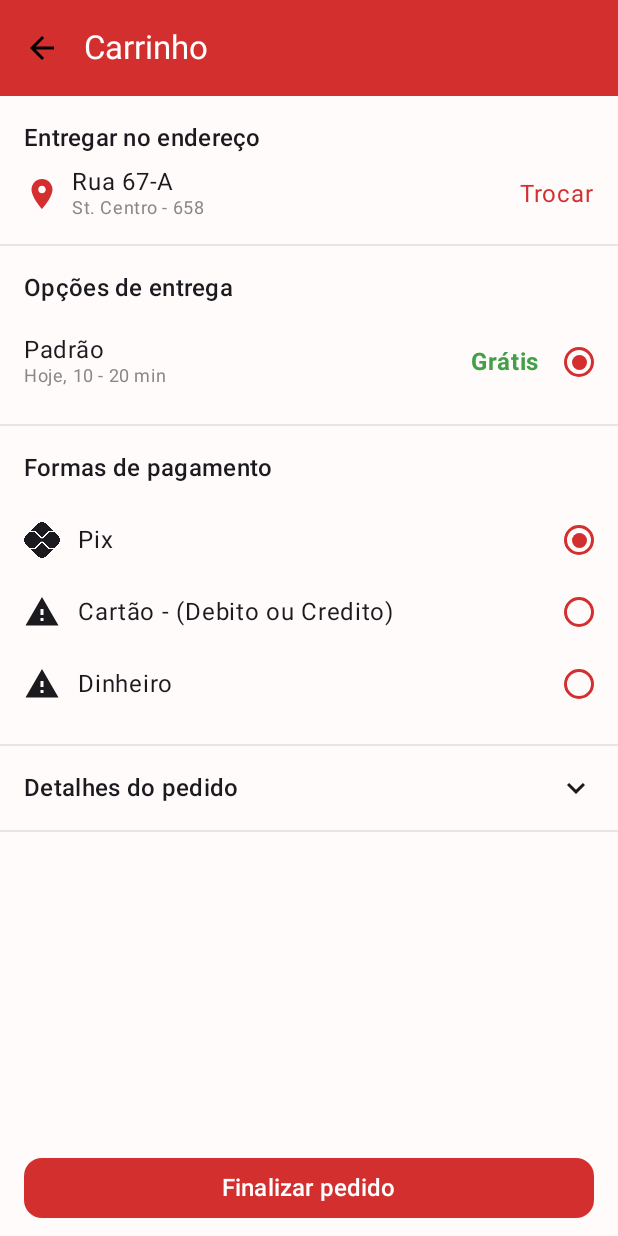
After one commit to lucasfreitaas/Ivalid_App, an Android app built with Jetpack Compose: the CheckoutScreen screen opened through its navigation route, on a phone screen of 412 x 824 dp. The commit adds this screen. Run offline under Robolectric (Android 15) with nearby library versions, the phone set to English and light mode, and no system bars; our stand-ins replace Firebase (no records; nobody signed in at launch, a user with empty details on screens opened directly).

Commit message:
Implementação da tela onde será escolhido o endereço de entrega, condição de pagamento, e também onde é informado os detalhes do pedido, com todos os itens e suas determinadas quantidades.

```diff
--- a/app/src/main/java/com/example/ivalid_compose/MainActivity.kt
+++ b/app/src/main/java/com/example/ivalid_compose/MainActivity.kt
@@ -12,6 +12,8 @@ import androidx.navigation.compose.rememberNavController
 import androidx.navigation.navArgument
 import com.example.ivalid_compose.ui.cart.CartScreen
 import com.example.ivalid_compose.ui.cart.CartViewModel
+import com.example.ivalid_compose.ui.checkout.CheckoutScreen
+import com.example.ivalid_compose.ui.checkout.CheckoutViewModel
 import com.example.ivalid_compose.ui.home.HomeScreen
 import com.example.ivalid_compose.ui.home.HomeViewModel
 import com.example.ivalid_compose.ui.login.LoginScreen
@@ -100,7 +102,23 @@ fun AppNavHost() {
                     cartViewModel = cartVm,
                     onBack = { nav.popBackStack() },
                     onCheckout = {
-                        // TODO: implemente o fluxo de checkout
+                        nav.navigate("checkout")
+                    }
+                )
+            }
+
+            composable("checkout"){
+                val vm: CheckoutViewModel = viewModel()
+                CheckoutScreen(
+                    viewModel = vm,
+                    cartViewModel = cartVm,
+                    onFinalizarPedido = {
+                        vm.finalizarPedido()
+                    },
+                    onTrocarEndereco = {
+                    },
+                    onBack = {
+                        nav.popBackStack()
                     }
                 )
             }
--- /dev/null
+++ b/app/src/main/java/com/example/ivalid_compose/ui/checkout/CheckoutScreen.kt
@@ -0,0 +1,346 @@
+package com.example.ivalid_compose.ui.checkout
+
+import android.R.attr.navigationIcon
+import android.annotation.SuppressLint
+import androidx.compose.animation.AnimatedVisibility
+import androidx.compose.foundation.background
+import androidx.compose.foundation.border
+import androidx.compose.foundation.clickable
+import androidx.compose.foundation.layout.*
+import androidx.compose.foundation.layout.Arrangement
+import androidx.compose.foundation.shape.RoundedCornerShape
+import androidx.compose.material.icons.Icons
+import androidx.compose.material.icons.automirrored.filled.ArrowBack
+import androidx.compose.material.icons.filled.ExpandLess
+import androidx.compose.material.icons.filled.ExpandMore
+import androidx.compose.material.icons.filled.LocationOn
+import androidx.compose.material.icons.filled.Warning
+import androidx.compose.material3.*
+import androidx.compose.runtime.Composable
+import androidx.compose.ui.Alignment
+import androidx.compose.ui.Modifier
+import androidx.compose.ui.draw.clip
+import androidx.compose.ui.graphics.Color
+import androidx.compose.ui.layout.ModifierLocalBeyondBoundsLayout
+import androidx.compose.ui.res.fontResource
+import androidx.compose.ui.res.painterResource
+import androidx.compose.ui.text.font.FontWeight
+import androidx.compose.ui.tooling.preview.Preview
+import androidx.compose.ui.unit.dp
+import androidx.lifecycle.viewmodel.compose.viewModel
+import androidx.lifecycle.viewmodel.initializer
+import androidx.lifecycle.viewmodel.viewModelFactory
+import com.example.ivalid_compose.ui.theme.AppTheme
+import com.example.ivalid_compose.ui.theme.GreenAccent
+import com.example.ivalid_compose.ui.theme.RedPrimary
+import com.example.ivalid_compose.R
+import com.example.ivalid_compose.ui.cart.CartViewModel
+
+// Cores utilizadas no modelo do seu app (simulação)
+private val HeaderColor = Color(0xFFF0FFF0)
+private val SelectedDotColor = RedPrimary
+
+@OptIn(ExperimentalMaterial3Api::class)
+@Composable
+fun CheckoutScreen(
+    viewModel: CheckoutViewModel,
+    cartViewModel: CartViewModel,
+    onFinalizarPedido: () -> Unit,
+    onTrocarEndereco: () -> Unit,
+    onBack: () -> Unit
+    // totalDoCarrinho: String // Você pode passar o total ou o VM do carrinho
+) {
+    val state = viewModel.uiState
+
+    Scaffold(
+        topBar = {
+            TopAppBar(
+                title = { Text("Carrinho") },
+                colors = TopAppBarDefaults.topAppBarColors(
+                    containerColor = RedPrimary,
+                    titleContentColor = Color.White
+                ),
+
+            navigationIcon = {
+                IconButton(onClick = onBack){
+                    Icon(
+                        imageVector = Icons.AutoMirrored.Filled.ArrowBack,
+                        contentDescription = "Voltar",
+                        tint = Color.Black
+                        )
+                    }
+                }
+            )
+        },
+        bottomBar = {
+            Button(
+                onClick = onFinalizarPedido,
+                enabled = !state.isFinalizing,
+                colors = ButtonDefaults.buttonColors(
+                    containerColor = RedPrimary
+                ),
+                shape = RoundedCornerShape(12.dp),
+                modifier = Modifier
+                    .fillMaxWidth()
+                    .padding(horizontal = 16.dp, vertical = 8.dp)
+            ) {
+                Text(
+                    text = if (state.isFinalizing) "Finalizando..." else "Finalizar pedido",
+                    fontSize = MaterialTheme.typography.titleMedium.fontSize
+                )
+            }
+        }
+    ) { paddingValues ->
+        Column(
+            modifier = Modifier
+                .fillMaxSize()
+                .padding(paddingValues)
+                .background(MaterialTheme.colorScheme.background)
+        ) {
+            EntregaHeader(
+                endereco = state.endereco,
+                onTrocarEndereco = onTrocarEndereco
+            )
+
+            Divider(color = MaterialTheme.colorScheme.onSurface.copy(alpha = 0.1f))
+            OpcoesEntrega(state)
+
+            Divider(color = MaterialTheme.colorScheme.onSurface.copy(alpha = 0.1f))
+            FormasPagamento(state)
+
+            Divider(color = MaterialTheme.colorScheme.onSurface.copy(alpha = 0.1f))
+
+            DetalhesPedidoExpansivel(
+                viewModel = viewModel,
+                cartViewModel = cartViewModel
+            )
+
+            Divider(color = MaterialTheme.colorScheme.onSurface.copy(alpha = 0.1f))
+        }
+    }
+}
+@Composable
+fun EntregaHeader(endereco: Endereco, onTrocarEndereco: () -> Unit) {
+    Column(modifier = Modifier.padding(16.dp)) {
+        Text(
+            "Entregar no endereço",
+            style = MaterialTheme.typography.titleMedium.copy(fontWeight = FontWeight.SemiBold)
+        )
+        Spacer(Modifier.height(8.dp))
+        Row(
+            modifier = Modifier.fillMaxWidth(),
+            verticalAlignment = Alignment.CenterVertically
+        ) {
+            Icon(Icons.Filled.LocationOn, contentDescription = "Localização", tint = RedPrimary)
+            Spacer(Modifier.width(8.dp))
+            Column(modifier = Modifier.weight(1f)) {
+                Text(endereco.rua, style = MaterialTheme.typography.bodyLarge)
+                Text(endereco.bairro, style = MaterialTheme.typography.bodySmall, color = Color.Gray)
+            }
+            Text(
+                "Trocar",
+                color = RedPrimary,
+                modifier = Modifier.clickable(onClick = onTrocarEndereco)
+            )
+        }
+    }
+}
+
+@Composable
+fun OpcoesEntrega(state: CheckoutUiState) {
+    Column(modifier = Modifier.padding(16.dp)) {
+        Text(
+            "Opções de entrega",
+            style = MaterialTheme.typography.titleMedium.copy(fontWeight = FontWeight.SemiBold)
+        )
+        Spacer(Modifier.height(12.dp))
+
+        Row(
+            modifier = Modifier
+                .fillMaxWidth()
+                .padding(vertical = 8.dp),
+            verticalAlignment = Alignment.CenterVertically
+        ) {
+            Column(modifier = Modifier.weight(1f)) {
+                Text(state.opcaoEntrega, style = MaterialTheme.typography.bodyLarge)
+                Text("Hoje, 10 - 20 min", style = MaterialTheme.typography.bodySmall, color = Color.Gray)
+            }
+            Text(
+                state.valorEntrega,
+                color = GreenAccent,
+                fontWeight = FontWeight.Bold
+            )
+            Spacer(Modifier.width(16.dp))
+            RedDot(isSelected = true)
+        }
+    }
+}
+
+// Sub-Composable para Formas de Pagamento
+@Composable
+fun FormasPagamento(state: CheckoutUiState) {
+    Column(modifier = Modifier.padding(16.dp)) {
+        Text(
+            "Formas de pagamento",
+            style = MaterialTheme.typography.titleMedium.copy(fontWeight = FontWeight.SemiBold)
+        )
+        Spacer(Modifier.height(12.dp))
+
+        // Opção PIX (Sempre Selecionada)
+        PagamentoItem(
+            icone = { Icon(painterResource(R.drawable.pix), contentDescription = "Pix", modifier = Modifier.size(24.dp)) }, // Assumindo que você tem um ícone Pix
+            texto = "Pix",
+            isSelected = state.formaPagamentoSelecionada == "Pix"
+        )
+
+        // Opção Cartão (Desmarcada)
+        PagamentoItem(
+            icone = { Icon(Icons.Filled.Warning, contentDescription = "Cartão", modifier = Modifier.size(24.dp)) }, // Use um ícone real de cartão
+            texto = "Cartão - (Debito ou Credito)",
+            isSelected = state.formaPagamentoSelecionada == "Cartão"
+        )
+
+        // Opção Dinheiro (Desmarcada)
+        PagamentoItem(
+            icone = { Icon(Icons.Filled.Warning, contentDescription = "Dinheiro", modifier = Modifier.size(24.dp)) }, // Use um ícone real de dinheiro
+            texto = "Dinheiro",
+            isSelected = state.formaPagamentoSelecionada == "Dinheiro"
+        )
+    }
+}
+
+@Composable
+fun DetalhesPedidoExpansivel(
+    viewModel: CheckoutViewModel,
+    cartViewModel: CartViewModel
+) {
+    val checkoutState = viewModel.uiState
+    val cartState = cartViewModel.uiState
+
+    Column(
+        modifier = Modifier
+            .fillMaxWidth()
+            .clickable{viewModel.toggleDetalhes()}
+            .padding(16.dp)
+    ) {
+        Row(
+            modifier = Modifier.fillMaxWidth(),
+            horizontalArrangement = Arrangement.SpaceBetween,
+            verticalAlignment = Alignment.CenterVertically
+        ) {
+            Text(
+                "Detalhes do pedido",
+                style = MaterialTheme.typography.titleMedium.copy(fontWeight = FontWeight.SemiBold)
+            )
+            Icon(
+                imageVector = if (checkoutState.isDetalhesExpandido) Icons.Filled.ExpandLess else Icons.Filled.ExpandMore,
+                contentDescription = if(checkoutState.isDetalhesExpandido) "Recolher" else "Expandir",
+                tint = MaterialTheme.colorScheme.onSurface
+            )
+        }
+
+        AnimatedVisibility(visible = checkoutState.isDetalhesExpandido) {
+            Column(modifier = Modifier.padding(top = 12.dp)){
+                if (cartState.items.isEmpty()){
+                    Text("Nenhum item no carrinho.", color = Color.Gray)
+                } else {
+                    cartState.items.forEach { item ->
+                        Row(
+                            modifier = Modifier
+                                .fillMaxWidth()
+                                .padding(vertical = 4.dp),
+                            horizontalArrangement = Arrangement.SpaceBetween
+                        ) {
+                            Text(
+                                text = "${item.quantity} x ${item.product.name}",
+                                style = MaterialTheme.typography.bodyMedium
+                            )
+
+                            Text (
+                                text = "R$ %.2f".format(item.subtotal),
+                                style = MaterialTheme.typography.bodyMedium.copy(fontWeight = FontWeight.SemiBold)
+                            )
+                        }
+                    }
+
+                    Spacer(Modifier.height(8.dp))
+                    Divider(color = MaterialTheme.colorScheme.onSurface.copy(alpha = 0.3f))
+                    Row(
+                        modifier = Modifier
+                            .fillMaxWidth()
+                            .padding(vertical = 8.dp),
+                        horizontalArrangement = Arrangement.SpaceBetween
+                    ) {
+                        Text("Total:", style = MaterialTheme.typography.titleMedium.copy(fontWeight = FontWeight.Bold))
+                        Text(
+                            text = "R$ %.2f".format(cartState.total),
+                            style = MaterialTheme.typography.titleMedium.copy(fontWeight = FontWeight.Bold),
+                            color = RedPrimary
+                        )
+                    }
+                }
+            }
+        }
+    }
+}
+
+@Composable
+fun PagamentoItem(icone: @Composable () -> Unit, texto: String, isSelected: Boolean) {
+    Row(
+        modifier = Modifier
+            .fillMaxWidth()
+            .padding(vertical = 12.dp),
+        verticalAlignment = Alignment.CenterVertically
+    ) {
+        icone()
+        Spacer(Modifier.width(12.dp))
+        Text(texto, style = MaterialTheme.typography.bodyLarge, modifier = Modifier.weight(1f))
+        RedDot(isSelected = isSelected)
+    }
+}
+
+@Composable
+fun RedDot(isSelected: Boolean) {
+    Box(
+        modifier = Modifier
+            .size(20.dp)
+            .border(
+                width = 2.dp,
+                color = SelectedDotColor,
+                shape = RoundedCornerShape(10.dp)
+            ),
+        contentAlignment = Alignment.Center
+    ) {
+        if (isSelected) {
+            Box(
+                modifier = Modifier
+                    .size(10.dp)
+                    .clip(RoundedCornerShape(5.dp))
+                    .background(SelectedDotColor)
+            )
+        }
+    }
+}
+
+// Pré-visualização da Tela de Checkout
+@SuppressLint("ViewModelConstructorInComposable")
+@Preview(showBackground = true, name = "Checkout View")
+@Composable
+private fun PreviewCheckoutScreen() {
+
+    AppTheme {
+        CheckoutScreen(
+            viewModel = viewModel(
+                factory = viewModelFactory {
+                    initializer {
+                        CheckoutViewModel()
+                    }
+                }
+            ),
+            onFinalizarPedido = {},
+            onTrocarEndereco = {},
+            onBack = {},
+            cartViewModel = CartViewModel()
+        )
+    }
+}
--- /dev/null
+++ b/app/src/main/java/com/example/ivalid_compose/ui/checkout/CheckoutViewModel.kt
@@ -0,0 +1,37 @@
+package com.example.ivalid_compose.ui.checkout
+
+import androidx.compose.runtime.getValue
+import androidx.compose.runtime.mutableStateOf
+import androidx.compose.runtime.setValue
+import androidx.lifecycle.ViewModel
+
+data class Endereco(
+    val rua: String = "Rua 67-A",
+    val bairro: String = "St. Centro - 658"
+)
+
+data class CheckoutUiState(
+    val endereco: Endereco = Endereco(),
+    val opcaoEntrega: String = "Padrão",
+    val valorEntrega: String = "Grátis",
+    val formaPagamentoSelecionada: String = "Pix",
+    val isFinalizing: Boolean = false,
+    val isDetalhesExpandido: Boolean = false
+)
+
+class CheckoutViewModel : ViewModel(){
+    var uiState by mutableStateOf(CheckoutUiState())
+        private set
+
+    fun finalizarPedido(){
+        uiState = uiState.copy(isFinalizing = true)
+    }
+
+    fun toggleDetalhes(){
+        uiState = uiState.copy(isDetalhesExpandido = !uiState.isDetalhesExpandido)
+    }
+
+    fun trocarEndereco(){
+
+    }
+}
```
Also changed, not shown: app/src/main/res/drawable/pix.png (added).
